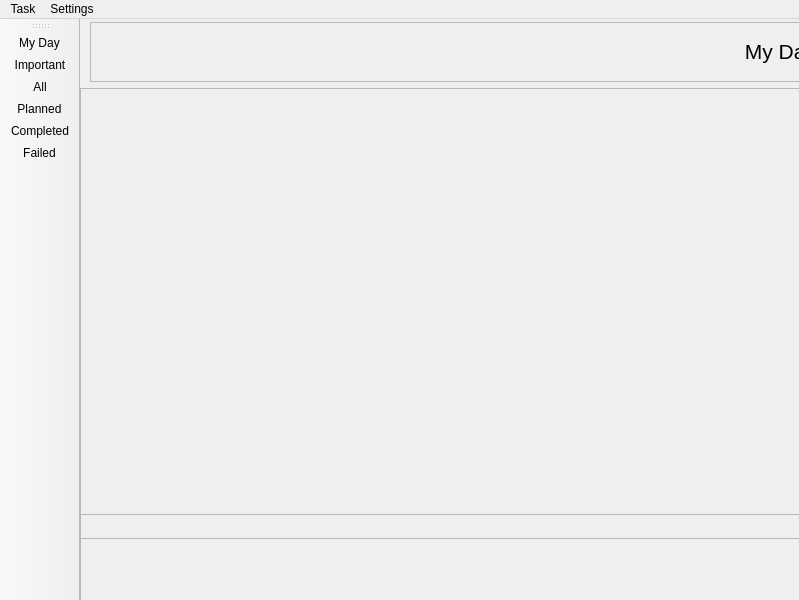
Qt form ToDoList.ui (Maksymr0906/ToDoList) before a commit.
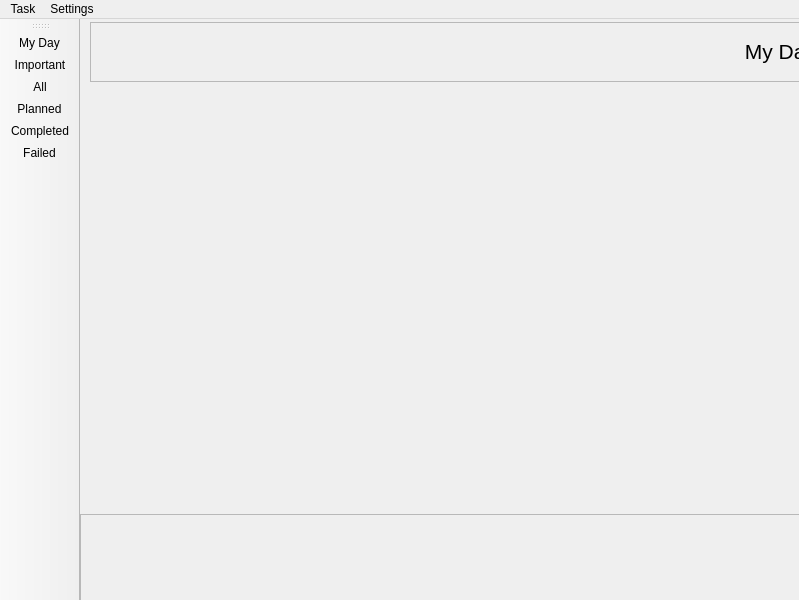
The same form after that commit. Icons and pictures are not drawn.

Diff of the .ui file:
```diff
--- a/ToDoList.ui
+++ b/ToDoList.ui
@@ -104,22 +104,6 @@
      </item>
     </layout>
    </widget>
-   <widget class="QFrame" name="listTasksFrame">
-    <property name="geometry">
-     <rect>
-      <x>0</x>
-      <y>69</y>
-      <width>771</width>
-      <height>451</height>
-     </rect>
-    </property>
-    <property name="frameShape">
-     <enum>QFrame::StyledPanel</enum>
-    </property>
-    <property name="frameShadow">
-     <enum>QFrame::Raised</enum>
-    </property>
-   </widget>
    <widget class="QFrame" name="addNewTaskFrame">
     <property name="geometry">
      <rect>
```
Left out of the diff: 10 changed lines with no effect on the pictures.
